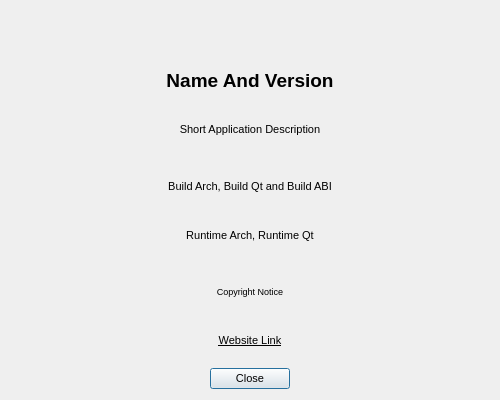
Old version of the form Geometrize/forms/aboutdialog.ui in the repository Tw1ddle/geometrize.
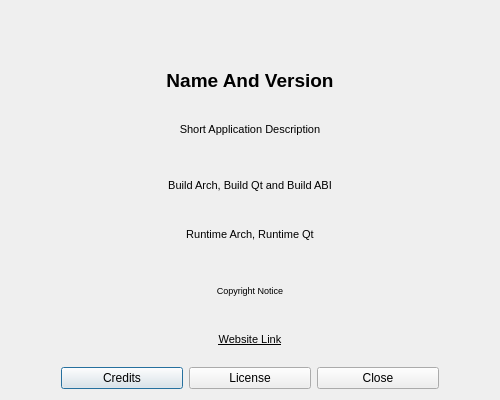
New version of the form. Icons and pictures are not drawn.

Commit message: Credits, license dialogs

```diff
--- a/Geometrize/forms/aboutdialog.ui
+++ b/Geometrize/forms/aboutdialog.ui
@@ -240,22 +240,53 @@
     </widget>
    </item>
    <item>
-    <widget class="QDialogButtonBox" name="buttonBox">
-     <property name="font">
-      <font>
-       <pointsize>8</pointsize>
-      </font>
+    <layout class="QHBoxLayout" name="buttonGroup" stretch="0,0,0">
+     <property name="leftMargin">
+      <number>50</number>
      </property>
-     <property name="orientation">
-      <enum>Qt::Horizontal</enum>
+     <property name="rightMargin">
+      <number>50</number>
      </property>
-     <property name="standardButtons">
-      <set>QDialogButtonBox::Close</set>
-     </property>
-     <property name="centerButtons">
-      <bool>true</bool>
-     </property>
-    </widget>
+     <item>
+      <widget class="QPushButton" name="creditsButton">
+       <property name="sizePolicy">
+        <sizepolicy hsizetype="Expanding" vsizetype="Fixed">
+         <horstretch>0</horstretch>
+         <verstretch>0</verstretch>
+        </sizepolicy>
+       </property>
+       <property name="text">
+        <string>Credits</string>
+       </property>
+      </widget>
+     </item>
+     <item>
+      <widget class="QPushButton" name="licenseButton">
+       <property name="sizePolicy">
+        <sizepolicy hsizetype="Expanding" vsizetype="Fixed">
+         <horstretch>0</horstretch>
+         <verstretch>0</verstretch>
+        </sizepolicy>
+       </property>
+       <property name="text">
+        <string>License</string>
+       </property>
+      </widget>
+     </item>
+     <item>
+      <widget class="QPushButton" name="closeButton">
+       <property name="sizePolicy">
+        <sizepolicy hsizetype="Expanding" vsizetype="Fixed">
+         <horstretch>0</horstretch>
+         <verstretch>0</verstretch>
+        </sizepolicy>
+       </property>
+       <property name="text">
+        <string>Close</string>
+       </property>
+      </widget>
+     </item>
+    </layout>
    </item>
   </layout>
  </widget>
```
Left out of the diff: 35 changed lines with no effect on the pictures. The commit also changes 11 other files.
